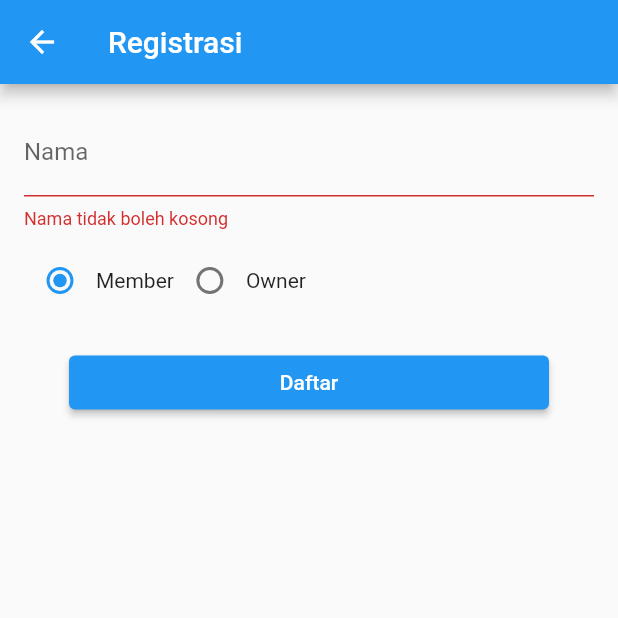
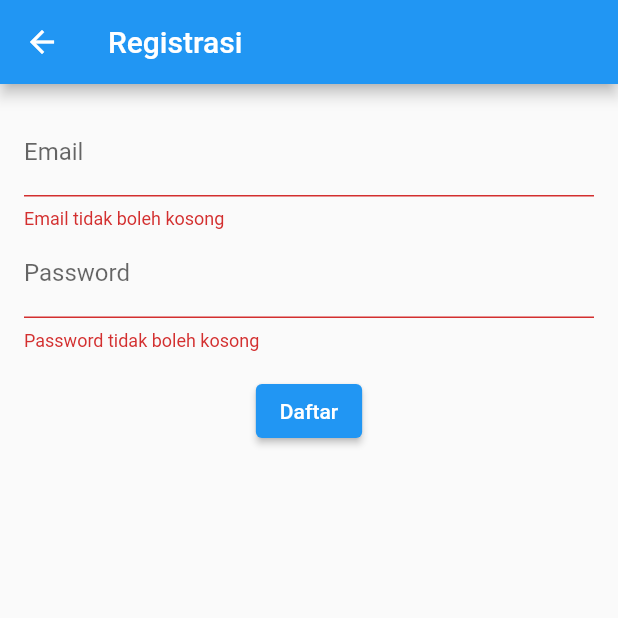
Before and after one commit to MarksonL/IPPL_KostIon, a Flutter app: the RegistrationPage screen opened directly, after a tap on "Daftar", on a phone screen of 412 x 824 dp, the top half of it. Run offline on Flutter 3.47's test engine with Material 2 defaults, Android fonts, the phone set to English and light mode, and no system bars; our stand-ins replace cloud_firestore, firebase_auth, firebase_core, flutter_spinkit, loader_overlay; accounts and stored records are empty.

```diff
--- a/lib/screen/register.dart
+++ b/lib/screen/register.dart
@@ -1,6 +1,6 @@
-import 'package:cloud_firestore/cloud_firestore.dart';
 import 'package:flutter/material.dart';
 import 'package:firebase_auth/firebase_auth.dart';
+import 'package:kostlon/screen/start_profile.dart';
 
 class RegistrationPage extends StatefulWidget {
   @override
@@ -9,45 +9,49 @@ class RegistrationPage extends StatefulWidget {
 
 class _RegistrationPageState extends State<RegistrationPage> {
   final GlobalKey<FormState> _formKey = GlobalKey<FormState>();
-  final TextEditingController _nameController = TextEditingController();
   final TextEditingController _emailController = TextEditingController();
   final TextEditingController _passwordController = TextEditingController();
-  final User? user = FirebaseAuth.instance.currentUser;
 
-  String _selectedRole = 'member'; // Default role adalah 'member'
-
-  void _handleRoleChange(String? value) {
-    setState(() {
-      if (value != null) {
-        _selectedRole = value;
-      }
-    });
-  }
-
-  void _registerUser() async {
+  Future<void> _registerUser() async {
     if (_formKey.currentState!.validate()) {
       try {
-        // Lakukan pendaftaran pengguna ke Firebase dengan email dan password, dan simpan nama dan role
-        // Contoh menggunakan Firebase Authentication
-        User? user =
-            (await FirebaseAuth.instance.createUserWithEmailAndPassword(
-          email: _emailController.text,
-          password: _passwordController.text,
-        ))
-                .user;
-        // Simpan informasi tambahan pengguna ke Firestore atau Realtime Database sesuai kebutuhan
-        // Anda dapat menggunakan Firebase Firestore untuk ini
-        if (user != null) {
-          FirebaseFirestore.instance.collection('users').doc(user.uid).set({
-            'name': _nameController.text,
-            'role': _selectedRole,
-          });
+        UserCredential userCredential =
+            await FirebaseAuth.instance.createUserWithEmailAndPassword(
+          email: _emailController.text.trim(),
+          password: _passwordController.text.trim(),
+        );
+        // Registrasi sukses, lanjutkan ke halaman berikutnya atau tampilkan pesan sukses
+        Navigator.pushReplacement(context,
+            MaterialPageRoute(builder: (context) => StartProfilePage()));
+      } on FirebaseAuthException catch (e) {
+        // Tangani pengecualian Firebase Authentication
+        if (e.code == 'email-already-in-use') {
+          // Email sudah terdaftar, tampilkan pemberitahuan kepada pengguna
+          showDialog(
+            context: context,
+            builder: (context) {
+              return AlertDialog(
+                title: Text('Akun sudah ada'),
+                content: Text(
+                    'Email ini sudah terdaftar. Silakan gunakan email lain atau masuk dengan email ini.'),
+                actions: [
+                  TextButton(
+                    onPressed: () {
+                      Navigator.pop(context);
+                    },
+                    child: Text('Tutup'),
+                  ),
+                ],
+              );
+            },
+          );
+        } else {
+          // Penanganan kesalahan lainnya
+          print('Kesalahan saat mendaftar: ${e.message}');
         }
-
-        // Registrasi sukses, lanjutkan ke halaman berikutnya atau tampilkan pesan sukses
       } catch (e) {
-        // Penanganan kesalahan
-        print("Kesalahan saat mendaftar: $e");
+        // Penanganan kesalahan lainnya
+        print('Kesalahan saat mendaftar: $e');
       }
     }
   }
@@ -65,40 +69,30 @@ class _RegistrationPageState extends State<RegistrationPage> {
           child: Column(
             children: [
               TextFormField(
-                controller: _nameController,
+                controller: _emailController,
                 validator: (value) {
                   if (value!.isEmpty) {
-                    return 'Nama tidak boleh kosong';
+                    return 'Email tidak boleh kosong';
                   }
                   return null;
                 },
-                decoration: InputDecoration(labelText: 'Nama'),
+                decoration: InputDecoration(labelText: 'Email'),
               ),
-              SizedBox(height: 10),
-              Row(
-                children: [
-                  Radio(
-                    value: 'member',
-                    groupValue: _selectedRole,
-                    onChanged: _handleRoleChange,
-                  ),
-                  Text('Member'),
-                  Radio(
-                    value: 'owner',
-                    groupValue: _selectedRole,
-                    onChanged: _handleRoleChange,
-                  ),
-                  Text('Owner'),
-                ],
+              TextFormField(
+                controller: _passwordController,
+                obscureText: true,
+                validator: (value) {
+                  if (value!.isEmpty) {
+                    return 'Password tidak boleh kosong';
+                  }
+                  return null;
+                },
+                decoration: InputDecoration(labelText: 'Password'),
               ),
-              Container(
-                padding:
-                    const EdgeInsets.symmetric(horizontal: 30, vertical: 20),
-                width: double.infinity,
-                child: ElevatedButton(
-                  onPressed: _registerUser,
-                  child: Text('Daftar'),
-                ),
+              SizedBox(height: 16.0),
+              ElevatedButton(
+                onPressed: _registerUser,
+                child: Text('Daftar'),
               ),
             ],
           ),
```
Also changed, not shown: lib/screen/start_profile.dart (+30 -50 lines), lib/services/startprofile_services.dart (deleted, +0 -14 lines).
